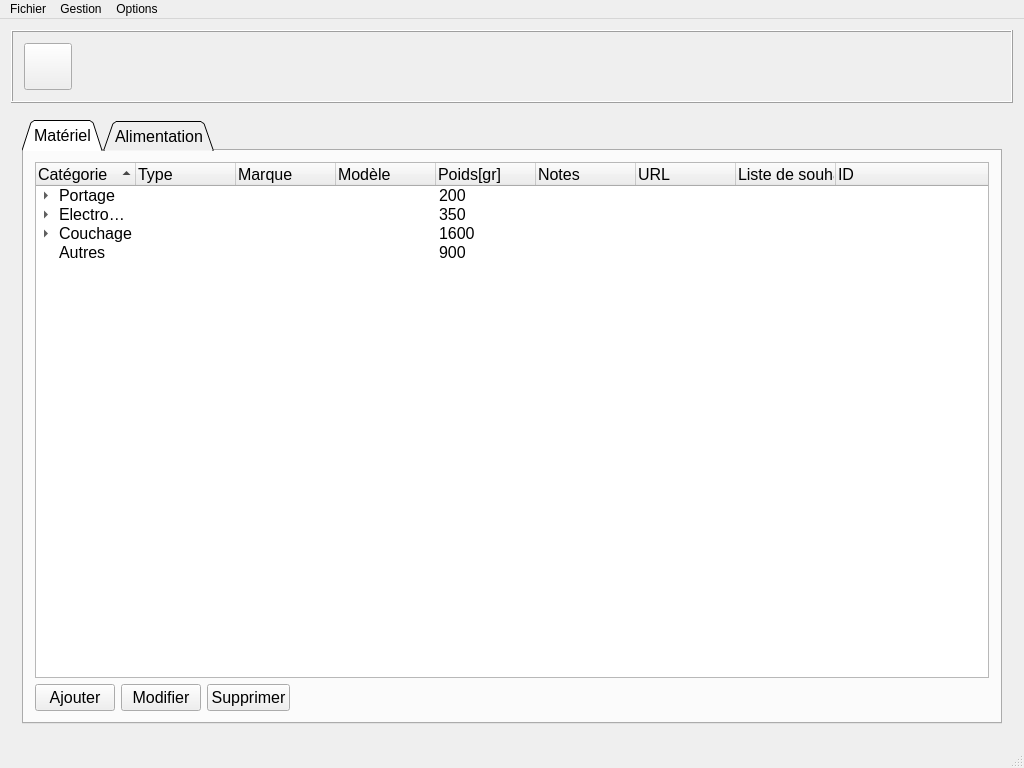
This is Doger/mainwindow.ui in amof/Doger as Qt 5 draws it before an edit. The edited form follows.
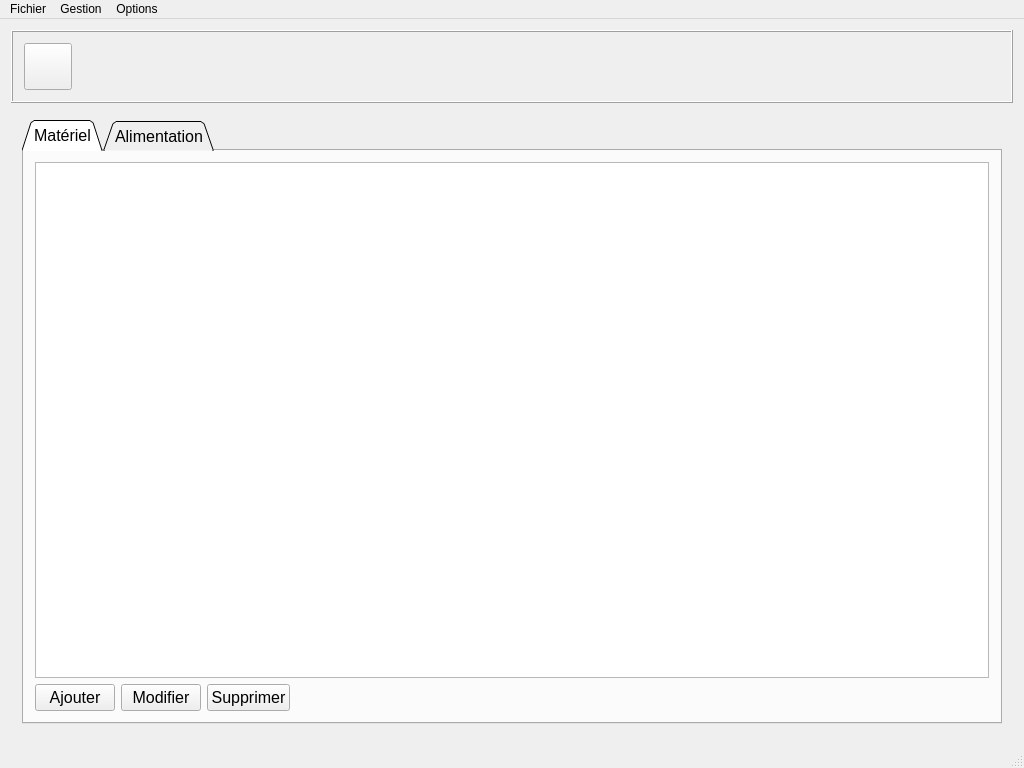
This is the edited form. The open tabs and pages were chosen to show the change. Icons and pictures are not drawn.

Commit message: Add the possibility to insert/modify/remove an item in the itemlist

Diff of the .ui file:
```diff
--- a/Doger/mainwindow.ui
+++ b/Doger/mainwindow.ui
@@ -351,7 +351,7 @@
            </attribute>
            <layout class="QVBoxLayout" name="verticalLayout_5">
             <item>
-             <widget class="QTreeWidget" name="tw_matos">
+             <widget class="QTableView" name="tw_itemsList">
               <property name="font">
                <font>
                 <pointsize>12</pointsize>
@@ -369,332 +369,6 @@
                 <height>50</height>
                </size>
               </property>
-              <property name="sortingEnabled">
-               <bool>true</bool>
-              </property>
-              <property name="headerHidden">
-               <bool>false</bool>
-              </property>
-              <property name="columnCount">
-               <number>9</number>
-              </property>
-              <column>
-               <property name="text">
-                <string>Catégorie</string>
-               </property>
-               <property name="textAlignment">
-                <set>AlignLeading|AlignBottom</set>
-               </property>
-              </column>
-              <column>
-               <property name="text">
-                <string>Type</string>
-               </property>
-              </column>
-              <column>
-               <property name="text">
-                <string>Marque</string>
-               </property>
-              </column>
-              <column>
-               <property name="text">
-                <string>Modèle</string>
-               </property>
-              </column>
-              <column>
-               <property name="text">
-                <string>Poids[gr]</string>
-               </property>
-              </column>
-              <column>
-               <property name="text">
-                <string>Notes</string>
-               </property>
-              </column>
-              <column>
-               <property name="text">
-                <string>URL</string>
-               </property>
-              </column>
-              <column>
-               <property name="text">
-                <string>Liste de souhait</string>
-               </property>
-              </column>
-              <column>
-               <property name="text">
-                <string>ID</string>
-               </property>
-              </column>
-              <item>
-               <property name="text">
-                <string>Portage</string>
-               </property>
-               <property name="textAlignment">
-                <set>AlignLeading|AlignBottom</set>
-               </property>
-               <property name="text">
-                <string/>
-               </property>
-               <property name="text">
-                <string/>
-               </property>
-               <property name="text">
-                <string/>
-               </property>
-               <property name="text">
-                <string>200</string>
-               </property>
-               <property name="text">
-                <string/>
-               </property>
-               <property name="text">
-                <string/>
-               </property>
-               <property name="text">
-                <string/>
-               </property>
-               <property name="text">
-                <string/>
-               </property>
-               <item>
-                <property name="text">
-                 <string>Portage</string>
-                </property>
-                <property name="text">
-                 <string>Sac a dos</string>
-                </property>
-                <property name="text">
-                 <string/>
-                </property>
-                <property name="text">
-                 <string/>
-                </property>
-                <property name="text">
-                 <string>200</string>
-                </property>
-                <property name="text">
-                 <string/>
-                </property>
-                <property name="text">
-                 <string/>
-                </property>
-                <property name="text">
-                 <string/>
-                </property>
-                <property name="text">
-                 <string/>
-                </property>
-               </item>
-              </item>
-              <item>
-               <property name="text">
-                <string>Electronique</string>
-               </property>
-               <property name="text">
-                <string/>
-               </property>
-               <property name="text">
-                <string/>
-               </property>
-               <property name="text">
-                <string/>
-               </property>
-               <property name="text">
-                <string>350</string>
-               </property>
-               <property name="text">
-                <string/>
-               </property>
-               <property name="text">
-                <string/>
-               </property>
-               <property name="text">
-                <string/>
-               </property>
-               <property name="text">
-                <string/>
-               </property>
-               <item>
-                <property name="text">
-                 <string>Electronique</string>
-                </property>
-                <property name="text">
-                 <string>APN</string>
-                </property>
-                <property name="text">
-                 <string/>
-                </property>
-                <property name="text">
-                 <string/>
-                </property>
-                <property name="text">
-                 <string>200</string>
-                </property>
-               </item>
-               <item>
-                <property name="text">
-                 <string>Electronique</string>
-                </property>
-                <property name="text">
-                 <string>Téléphone</string>
-                </property>
-                <property name="text">
-                 <string/>
-                </property>
-                <property name="text">
-                 <string/>
-                </property>
-                <property name="text">
-                 <string>150</string>
-                </property>
-                <property name="text">
-                 <string/>
-                </property>
-                <property name="text">
-                 <string/>
-                </property>
-                <property name="text">
-                 <string/>
-                </property>
-                <property name="text">
-                 <string/>
-                </property>
-               </item>
-              </item>
-              <item>
-               <property name="text">
-                <string>Couchage</string>
-               </property>
-               <property name="text">
-                <string/>
-               </property>
-               <property name="text">
-                <string/>
-               </property>
-               <property name="text">
-                <string/>
-               </property>
-               <property name="text">
-                <string>1600</string>
-               </property>
-               <property name="text">
-                <string/>
-               </property>
-               <property name="text">
-                <string/>
-               </property>
-               <property name="text">
-                <string/>
-               </property>
-               <property name="text">
-                <string/>
-               </property>
-               <item>
-                <property name="text">
-                 <string>Couchage</string>
-                </property>
-                <property name="text">
-                 <string>Sac de couchage</string>
-                </property>
-                <property name="text">
-                 <string/>
-                </property>
-                <property name="text">
-                 <string/>
-                </property>
-                <property name="text">
-                 <string>600</string>
-                </property>
-                <property name="text">
-                 <string/>
-                </property>
-                <property name="text">
-                 <string/>
-                </property>
-                <property name="text">
-                 <string/>
-                </property>
-                <property name="text">
-                 <string/>
-                </property>
-               </item>
-               <item>
-                <property name="text">
-                 <string>Couchage</string>
-                </property>
-                <property name="text">
-                 <string>Tente</string>
-                </property>
-                <property name="text">
-                 <string/>
-                </property>
-                <property name="text">
-                 <string/>
-                </property>
-                <property name="text">
-                 <string>850</string>
-                </property>
-               </item>
-               <item>
-                <property name="text">
-                 <string>Couchage</string>
-                </property>
-                <property name="text">
-                 <string>Matelas de sol</string>
-                </property>
-                <property name="text">
-                 <string/>
-                </property>
-                <property name="text">
-                 <string/>
-                </property>
-                <property name="text">
-                 <string>200</string>
-                </property>
-                <property name="text">
-                 <string/>
-                </property>
-                <property name="text">
-                 <string/>
-                </property>
-                <property name="text">
-                 <string/>
-                </property>
-                <property name="text">
-                 <string/>
-                </property>
-               </item>
-              </item>
-              <item>
-               <property name="text">
-                <string>Autres</string>
-               </property>
-               <property name="text">
-                <string/>
-               </property>
-               <property name="text">
-                <string/>
-               </property>
-               <property name="text">
-                <string/>
-               </property>
-               <property name="text">
-                <string>900</string>
-               </property>
-               <property name="text">
-                <string/>
-               </property>
-               <property name="text">
-                <string/>
-               </property>
-               <property name="text">
-                <string/>
-               </property>
-               <property name="text">
-                <string/>
-               </property>
-              </item>
              </widget>
             </item>
             <item>
```
Left out of the diff: 36 changed lines with no effect on the pictures. The commit also changes 2 other files.
